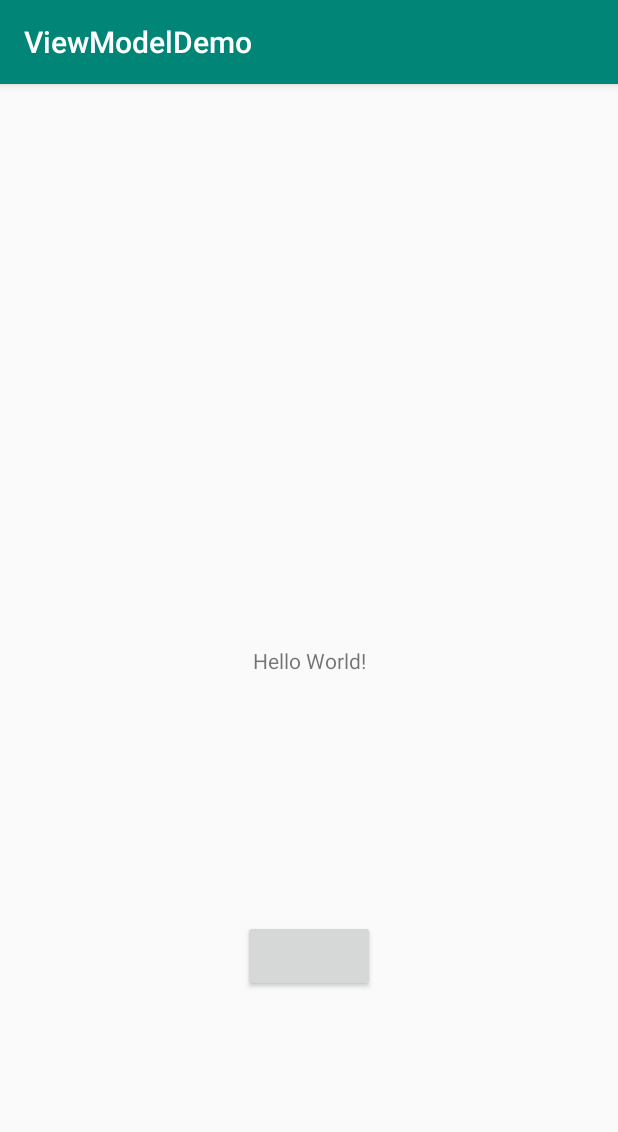
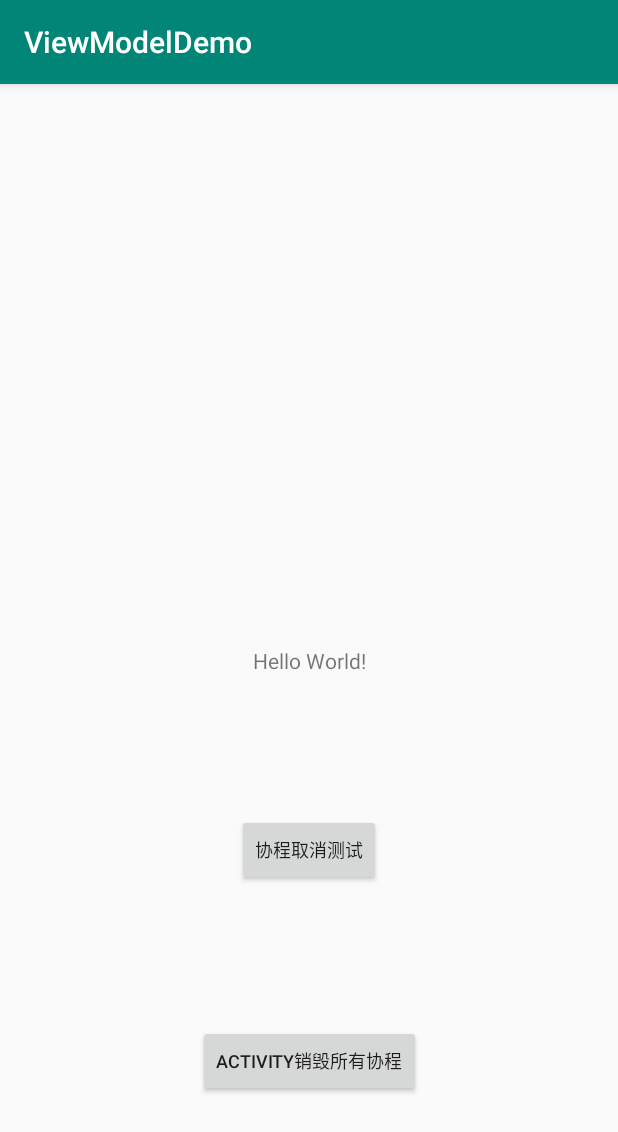
Before and after one commit to Edison0716/RetrofitCoroutineLiveDataViewModelDemo, an Android app: the screen it shows after launch (MainActivity), on a phone screen of 412 x 824 dp. Shown: the top 1132 px of the screen. Run offline under Robolectric (Android 15) with nearby library versions, the phone set to English and light mode, and no system bars; libraries missing offline, so code that uses them is left out: com.jakewharton.retrofit2; 4 statements that could not run were skipped.

Commit message:
-----协程进一步学习-----

```diff
--- a/app/build.gradle
+++ b/app/build.gradle
@@ -25,7 +25,7 @@ android {
 def lifecycle_version = "2.0.0"
 dependencies {
     implementation fileTree(dir: 'libs', include: ['*.jar'])
-    implementation"org.jetbrains.kotlin:kotlin-stdlib-jdk7:$kotlin_version"
+    implementation "org.jetbrains.kotlin:kotlin-stdlib-jdk7:$kotlin_version"
     implementation 'androidx.appcompat:appcompat:1.0.2'
     implementation 'androidx.core:core-ktx:1.0.2'
     implementation 'androidx.constraintlayout:constraintlayout:1.1.3'
--- a/app/src/main/AndroidManifest.xml
+++ b/app/src/main/AndroidManifest.xml
@@ -14,10 +14,12 @@
             android:allowBackup="true"
             android:icon="@mipmap/ic_launcher"
             android:label="@string/app_name"
+            android:networkSecurityConfig="@xml/network_security_config"
             android:roundIcon="@mipmap/ic_launcher_round"
             android:supportsRtl="true"
-            android:networkSecurityConfig="@xml/network_security_config"
             android:theme="@style/AppTheme">
+        <activity android:name=".CancelActivity">
+        </activity>
         <activity android:name=".MainActivity">
             <intent-filter>
                 <action android:name="android.intent.action.MAIN"/>
--- a/app/src/main/java/com/junlong0716/viewmodeldemo/StockViewModel.kt
+++ b/app/src/main/java/com/junlong0716/viewmodeldemo/StockViewModel.kt
@@ -15,7 +15,7 @@ import retrofit2.HttpException
  * Date:     2019/6/6 10:27
  * Description:
  */
-class StockViewModel : ViewModel() {
+class StockViewModel : ViewModel(), CoroutineScope by CoroutineScope(Dispatchers.Default) {
     val mStockLiveData = MutableLiveData<StockBean>()
     var mStockLiveData1: LiveData<String> = Transformations.map(mStockLiveData) { it.result[0].data.name }
     val mStockRequestErrorMsg = MutableLiveData<String>()
@@ -24,9 +24,8 @@ class StockViewModel : ViewModel() {
     val mIntervalCannotCancelable = MutableLiveData<Any>()
 
     init {
-        GlobalScope.launch(Dispatchers.IO) {
+        this.launch {
             requestStockLiveInfo()
-            delay(5000)
             test1()
         }
     }
@@ -47,7 +46,7 @@ class StockViewModel : ViewModel() {
             }
         }
 
-        //堵塞线程
+        //堵塞线程 等待子协程结束之后释放
         job.join()
 
         val job1 = GlobalScope.launch(Dispatchers.Main) {
@@ -72,14 +71,14 @@ class StockViewModel : ViewModel() {
                     delay(3000)
                 }
             } finally {
-                Log.e("INTERVAL_LIKE_RXJAVA","轮询已结束")
+                Log.e("INTERVAL_LIKE_RXJAVA", "轮询已结束")
                 //不允许取消的协程
-                withContext(NonCancellable){
+                withContext(NonCancellable) {
                     mIntervalCannotCancelable.value = "已经开启一个不可取消的协程"
                 }
 
                 //超时即可取消的协程
-                withTimeout(10000L){
+                withTimeout(10000L) {
 
                 }
             }
@@ -108,18 +107,18 @@ class StockViewModel : ViewModel() {
         Log.d("COROUTINE_SCOPE", "over")
     }
 
-    fun channelTest() = runBlocking(Dispatchers.IO){
+    fun channelTest() = runBlocking(Dispatchers.IO) {
         val channel = Channel<Int>()
 
-        launch{
+        launch {
             for (i in 1..5) {
                 channel.send(i * i)
             }
             channel.close()
         }
 
-        repeat(5){
-            Log.e("CHANNEL_TEST",channel.receive().toString())
+        repeat(5) {
+            Log.e("CHANNEL_TEST", channel.receive().toString())
         }
     }
 
@@ -129,28 +128,28 @@ class StockViewModel : ViewModel() {
     }
 
     @ObsoleteCoroutinesApi
-    fun produceTest() = runBlocking(Dispatchers.IO){
+    fun produceTest() = runBlocking(Dispatchers.IO) {
         produceSquares().consumeEach {
-            Log.e("PRODUCE_TEST",it.toString())
+            Log.e("PRODUCE_TEST", it.toString())
         }
     }
 
 
-    fun cancelTest() = runBlocking{
+    fun cancelTest() = runBlocking {
         val request = launch {
             //不会随着父协程的取消而取消
             GlobalScope.launch {
-                Log.d("我是父协程内部的一个新协程","我是父协程内部的一个新协程 --- 开启")
+                Log.d("我是父协程内部的一个新协程", "我是父协程内部的一个新协程 --- 开启")
                 delay(2000)
-                Log.d("我是父协程内部的一个新协程","我是父协程内部的一个新协程 --- 结束")
+                Log.d("我是父协程内部的一个新协程", "我是父协程内部的一个新协程 --- 结束")
             }
 
             //随着父协程的取消而取消
             launch {
                 delay(100)
-                Log.d("我是承袭父协程上下文的子协程","我是承袭父协程上下文的子协程 --- 开启")
+                Log.d("我是承袭父协程上下文的子协程", "我是承袭父协程上下文的子协程 --- 开启")
                 delay(2000)
-                Log.d("我是承袭父协程上下文的子协程","我是承袭父协程上下文的子协程 --- 关闭")
+                Log.d("我是承袭父协程上下文的子协程", "我是承袭父协程上下文的子协程 --- 关闭")
             }
         }
 
--- a/app/src/main/res/layout/activity_main.xml
+++ b/app/src/main/res/layout/activity_main.xml
@@ -18,8 +18,21 @@
 
     <Button
             android:onClick="openTask"
+            android:text="协程取消测试"
+            android:textSize="12sp"
             android:layout_width="wrap_content" android:layout_height="wrap_content"
             app:layout_constraintTop_toBottomOf="@+id/tv_stock_name" app:layout_constraintStart_toStartOf="parent"
-            app:layout_constraintEnd_toEndOf="parent" app:layout_constraintBottom_toBottomOf="parent"/>
+            app:layout_constraintEnd_toEndOf="parent" app:layout_constraintBottom_toTopOf="@id/bt_1"
+            android:id="@+id/button"
+    />
+    <Button
+            android:id="@+id/bt_1"
+            android:onClick="cancelActivity"
+            android:text="Activity销毁所有协程"
+            android:textSize="12sp"
+            android:layout_width="wrap_content" android:layout_height="wrap_content"
+            app:layout_constraintTop_toBottomOf="@+id/button" app:layout_constraintStart_toStartOf="parent"
+            app:layout_constraintEnd_toEndOf="parent" app:layout_constraintBottom_toBottomOf="parent"
+    />
 
 </androidx.constraintlayout.widget.ConstraintLayout>
```
Also changed, not shown: app/src/main/java/com/junlong0716/viewmodeldemo/CancelActivity.kt (added, +22 -0 lines), app/src/main/java/com/junlong0716/viewmodeldemo/CancelViewModel.kt (added, +22 -0 lines), app/src/main/java/com/junlong0716/viewmodeldemo/MainActivity.kt (+11 -0 lines), app/src/main/res/layout/activity_cancel.xml (added, +10 -0 lines).
